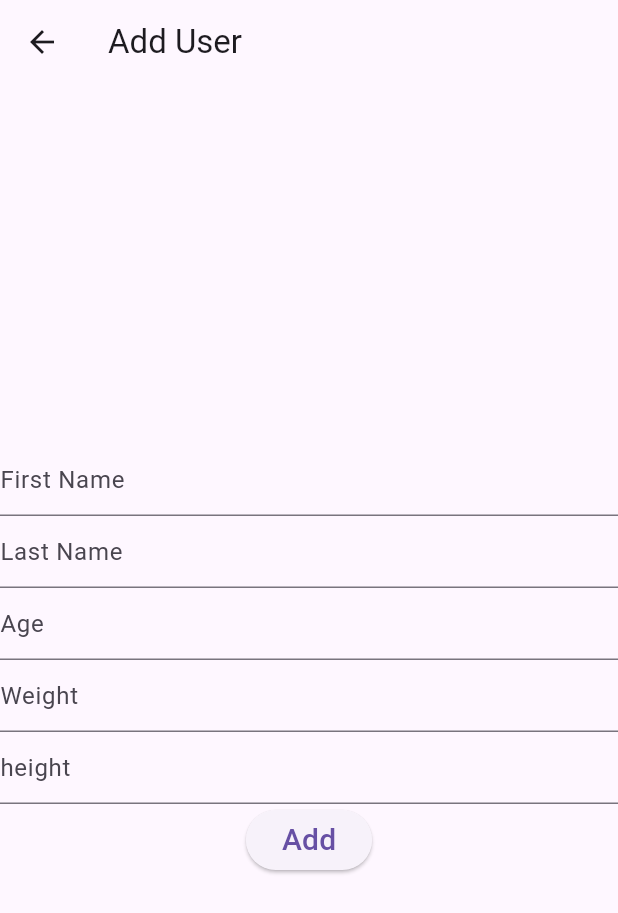
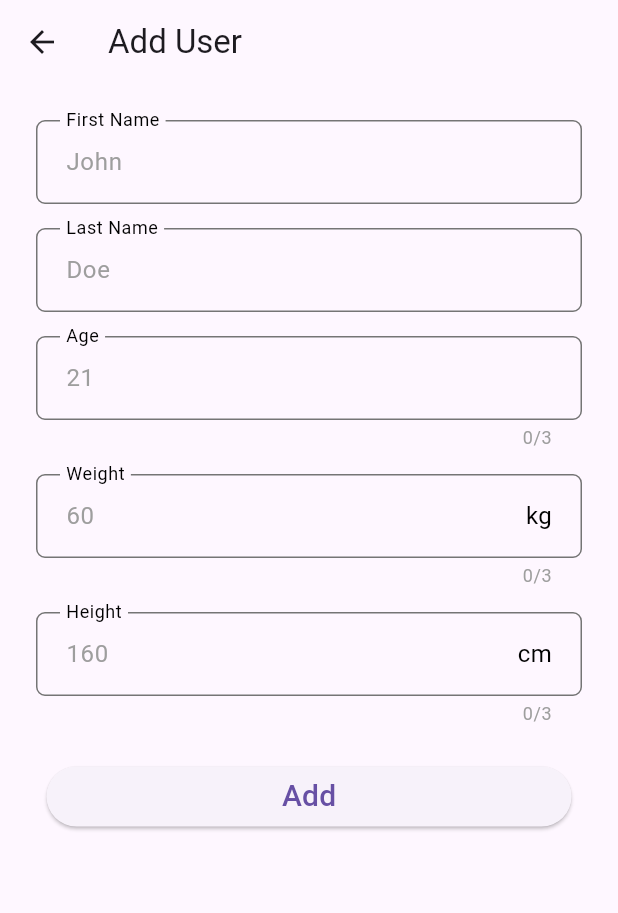
Before and after one commit to jucktion/healthlog, a Flutter app: the screen it shows after launch, after a tap on the "add" icon, on a phone screen of 412 x 824 dp. Shown: the top 913 px of the screen. Run offline on Flutter 3.47's test engine with Material 3 defaults, Android fonts, the phone set to English and light mode, and no system bars; our stand-ins replace fl_chart, sqflite; accounts and stored records are empty.

Commit message:
input decorations

```diff
--- a/lib/main.dart
+++ b/lib/main.dart
@@ -1,5 +1,6 @@
 import 'package:flutter/material.dart';
 import 'package:healthlog/data/db.dart';
+import 'package:healthlog/view/theme/input.dart';
 import 'package:healthlog/view/users/users.dart';
 
 void main() async {
@@ -18,6 +19,7 @@ class MyApp extends StatelessWidget {
       title: 'Health',
       theme: ThemeData(
         primarySwatch: Colors.deepOrange,
+        inputDecorationTheme: InputTheme().theme(),
       ),
       debugShowCheckedModeBanner: false,
       home: const UserScreen(),
--- /dev/null
+++ b/lib/view/theme/input.dart
@@ -0,0 +1,35 @@
+import 'package:flutter/material.dart';
+
+class InputTheme {
+  TextStyle _builtTextStyle(Color color, {double size = 16.0}) {
+    return TextStyle(color: color, fontSize: size);
+  }
+
+  OutlineInputBorder _buildBorder(Color color) {
+    return OutlineInputBorder(
+      borderRadius: const BorderRadius.all(Radius.circular(6)),
+      borderSide: BorderSide(color: color, width: 1.0),
+    );
+  }
+
+  InputDecorationTheme theme() => InputDecorationTheme(
+        contentPadding: const EdgeInsets.all(16),
+        isDense: true,
+        floatingLabelBehavior: FloatingLabelBehavior.always,
+        constraints: const BoxConstraints(maxWidth: 150),
+        enabledBorder: _buildBorder(Colors.grey[600]!),
+        errorBorder: _buildBorder(Colors.red),
+        focusedErrorBorder: _buildBorder(Colors.red),
+        border: _buildBorder(Colors.yellow),
+        focusedBorder: _buildBorder(Colors.blue),
+        disabledBorder: _buildBorder(Colors.grey[400]!),
+        suffixStyle: _builtTextStyle(Colors.black),
+        counterStyle: _builtTextStyle(Colors.grey, size: 12.0),
+        floatingLabelStyle: _builtTextStyle(Colors.black),
+        errorStyle: _builtTextStyle(Colors.red, size: 12.0),
+        helperStyle: _builtTextStyle(Colors.black, size: 12.0),
+        hintStyle: _builtTextStyle(Colors.grey),
+        labelStyle: _builtTextStyle(Colors.black),
+        prefixStyle: _builtTextStyle(Colors.black),
+      );
+}
--- a/lib/view/users/add_user.dart
+++ b/lib/view/users/add_user.dart
@@ -1,5 +1,6 @@
 import 'dart:math';
 import 'package:flutter/material.dart';
+import 'package:flutter/services.dart';
 import 'package:healthlog/view/users/users.dart';
 import 'package:healthlog/data/db.dart';
 import 'package:healthlog/model/user.dart';
@@ -28,11 +29,13 @@ class _AddScreenState extends State<AddScreen> {
       body: Center(
         child: Form(
           key: _formKey,
-          child: Column(
-            mainAxisAlignment: MainAxisAlignment.center,
-            crossAxisAlignment: CrossAxisAlignment.center,
+          child: ListView(
+            padding: const EdgeInsets.all(16.0),
             children: <Widget>[
-              TextFormField(
+              Padding(
+                padding: const EdgeInsets.all(8.0),
+                child: TextFormField(
+                  textCapitalization: TextCapitalization.words,
                   validator: (value) {
                     if (value == null || value.isEmpty) {
                       return 'Please enter some text';
@@ -40,7 +43,8 @@ class _AddScreenState extends State<AddScreen> {
                     return null;
                   },
                   decoration: const InputDecoration(
-                  hintText: 'First Name',
+                    hintText: 'John',
+                    label: Text('First Name'),
                   ),
                   onChanged: (value) {
                     setState(() {
@@ -48,7 +52,11 @@ class _AddScreenState extends State<AddScreen> {
                     });
                   },
                 ),
-              TextFormField(
+              ),
+              Padding(
+                padding: const EdgeInsets.all(8.0),
+                child: TextFormField(
+                  textCapitalization: TextCapitalization.words,
                   validator: (value) {
                     if (value == null || value.isEmpty) {
                       return 'Please enter some text';
@@ -56,7 +64,8 @@ class _AddScreenState extends State<AddScreen> {
                     return null;
                   },
                   decoration: const InputDecoration(
-                  hintText: 'Last Name',
+                    hintText: 'Doe',
+                    label: Text('Last Name'),
                   ),
                   onChanged: (value) {
                     setState(() {
@@ -64,23 +73,34 @@ class _AddScreenState extends State<AddScreen> {
                     });
                   },
                 ),
-              TextFormField(
+              ),
+              Padding(
+                padding: const EdgeInsets.all(8.0),
+                child: TextFormField(
+                  keyboardType: TextInputType.number,
+                  maxLengthEnforcement: MaxLengthEnforcement.enforced,
+                  maxLength: 3,
                   validator: (value) {
                     if (value == null || value.isEmpty) {
                       return 'Please enter your age';
                     }
                     return null;
                   },
-                decoration: const InputDecoration(
-                  hintText: 'Age',
-                ),
+                  decoration:
+                      const InputDecoration(hintText: '21', label: Text('Age')),
                   onChanged: (value) {
                     setState(() {
                       age = int.parse(value);
                     });
                   },
                 ),
-              TextFormField(
+              ),
+              Padding(
+                padding: const EdgeInsets.all(8.0),
+                child: TextFormField(
+                  keyboardType: TextInputType.number,
+                  maxLengthEnforcement: MaxLengthEnforcement.enforced,
+                  maxLength: 3,
                   validator: (value) {
                     if (value == null || value.isEmpty) {
                       return 'Please enter your weight';
@@ -88,7 +108,9 @@ class _AddScreenState extends State<AddScreen> {
                     return null;
                   },
                   decoration: const InputDecoration(
-                  hintText: 'Weight',
+                    hintText: '60',
+                    label: Text('Weight'),
+                    suffixText: 'kg',
                   ),
                   onChanged: (value) {
                     setState(() {
@@ -96,15 +118,23 @@ class _AddScreenState extends State<AddScreen> {
                     });
                   },
                 ),
-              TextFormField(
+              ),
+              Padding(
+                padding: const EdgeInsets.all(8.0),
+                child: TextFormField(
+                  keyboardType: TextInputType.number,
+                  maxLengthEnforcement: MaxLengthEnforcement.enforced,
+                  maxLength: 3,
                   validator: (value) {
                     if (value == null || value.isEmpty) {
-                    return 'Please enter your weight';
+                      return 'Please enter your height';
                     }
                     return null;
                   },
                   decoration: const InputDecoration(
-                  hintText: 'height',
+                    suffixText: 'cm',
+                    hintText: '160',
+                    label: Text('Height'),
                   ),
                   onChanged: (value) {
                     setState(() {
@@ -112,7 +142,10 @@ class _AddScreenState extends State<AddScreen> {
                     });
                   },
                 ),
-              ElevatedButton(
+              ),
+              Padding(
+                padding: const EdgeInsets.all(15.0),
+                child: ElevatedButton(
                   onPressed: () async {
                     if (_formKey.currentState!.validate()) {
                       await DatabaseHandler()
@@ -141,6 +174,7 @@ class _AddScreenState extends State<AddScreen> {
                     ),
                   ),
                 ),
+              ),
             ],
           ),
         ),
--- a/pubspec.yaml
+++ b/pubspec.yaml
@@ -30,14 +30,10 @@ environment:
 dependencies:
   flutter:
     sdk: flutter
-
-
-  # The following adds the Cupertino Icons font to your application.
-  # Use with the CupertinoIcons class for iOS style icons.
-  cupertino_icons: ^1.0.2
   sqflite: ^2.2.4+1
   path: ^1.8.3
   fl_chart: ^0.66.0
+  numberpicker: ^2.1.2
 
 dev_dependencies:
   flutter_test:
```
Also changed, not shown: pubspec.lock. Lines whose indentation alone changed are shown as unchanged.
